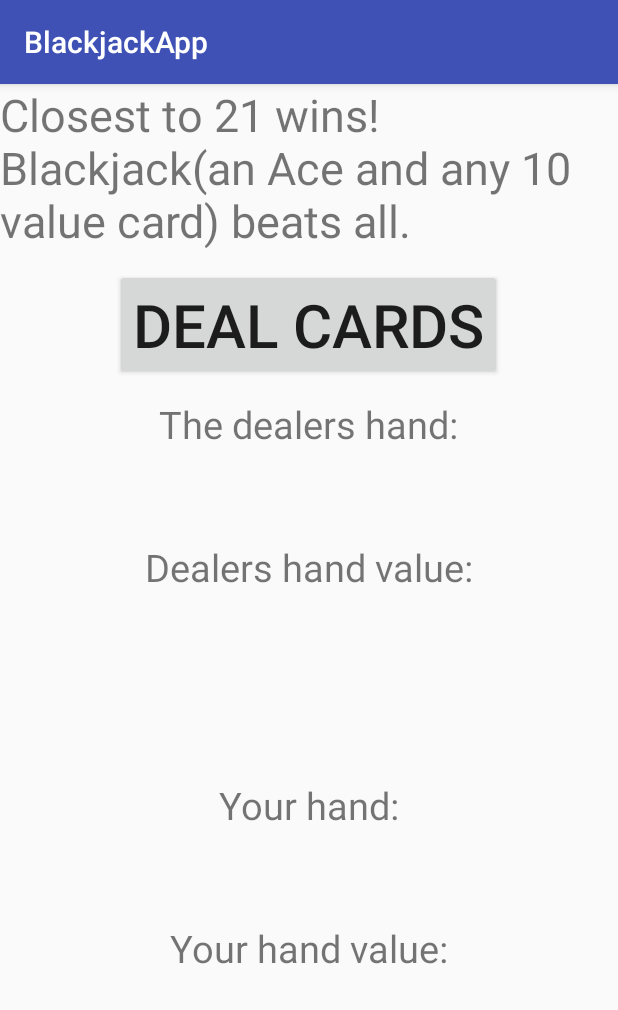
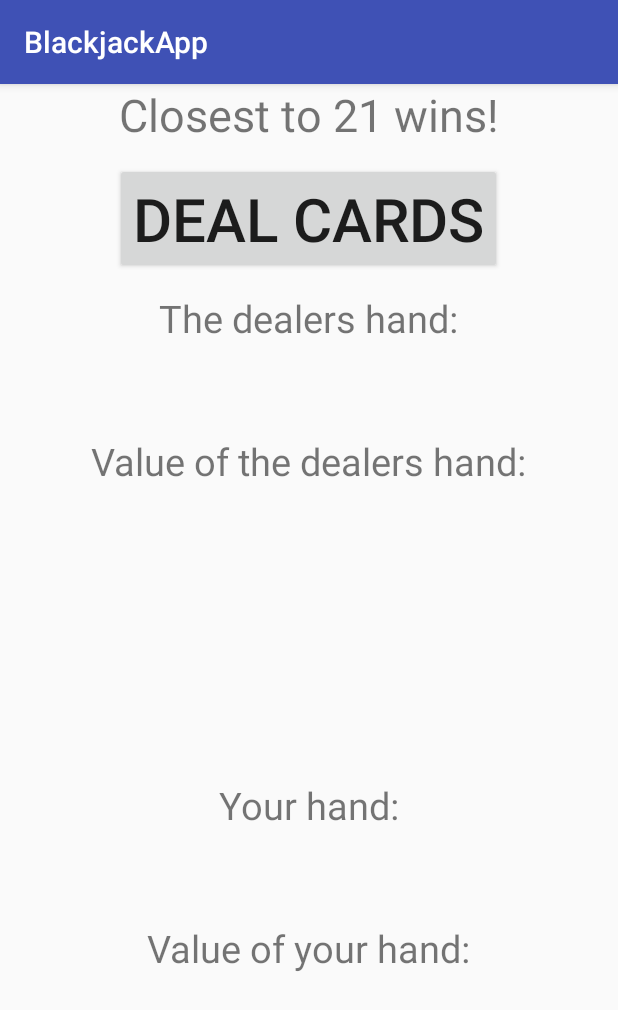
Before and after one commit to mas2206/project2_blackjack_app, an Android app: the screen it shows after launch (MainActivity), on a phone screen of 412 x 824 dp. Shown: the top 1010 px of the screen. Run offline under Robolectric (Android 15) with nearby library versions, the phone set to English and light mode, and no system bars.

```diff
--- a/app/src/main/res/values/strings.xml
+++ b/app/src/main/res/values/strings.xml
@@ -1,9 +1,9 @@
 <resources>
     <string name="app_name">BlackjackApp</string>
-    <string name="rules">Closest to 21 wins! Blackjack(an Ace and any 10 value card) beats all.</string>
+    <string name="rules">Closest to 21 wins!</string>
     <string name="button_text">DEAL CARDS</string>
     <string name="player1_hand_setup">The dealers hand:</string>
-    <string name="player1_value_setup">Dealers hand value:</string>
+    <string name="player1_value_setup">Value of the dealers hand:</string>
     <string name="player2_hand_setup">Your hand:</string>
-    <string name="player2_value_setup">Your hand value:</string>
+    <string name="player2_value_setup">Value of your hand:</string>
 </resources>
```
Also changed, not shown: app/src/main/ic_launcher-web.png (added), app/src/main/res/mipmap-hdpi/ic_launcher.png, app/src/main/res/mipmap-mdpi/ic_launcher.png, app/src/main/res/mipmap-xhdpi/ic_launcher.png, app/src/main/res/mipmap-xxhdpi/ic_launcher.png, app/src/main/res/mipmap-xxxhdpi/ic_launcher.png.
